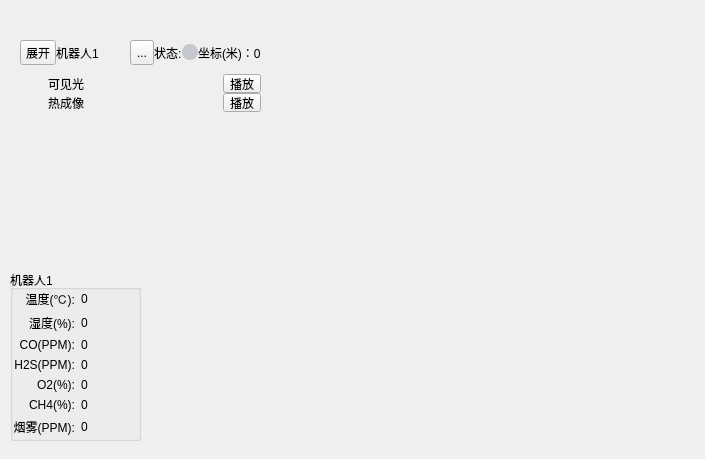
Qt form ShunDe/modules/robot.ui (imtangsheng/QtClient) before a commit.
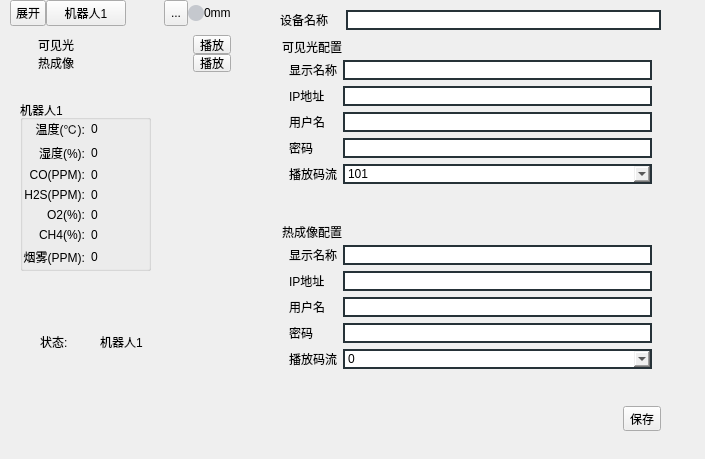
The same form after that commit. Icons and pictures are not drawn.

Commit message: 1.增加配置，支持修改播放参数 2.增加设备管理，可以添加管理设备

Patch:
```diff
--- a/ShunDe/modules/robot.ui
+++ b/ShunDe/modules/robot.ui
@@ -16,9 +16,9 @@
   <widget class="QWidget" name="widgetMenu" native="true">
    <property name="geometry">
     <rect>
-     <x>20</x>
-     <y>40</y>
-     <width>241</width>
+     <x>10</x>
+     <y>0</y>
+     <width>221</width>
      <height>81</height>
     </rect>
    </property>
@@ -94,7 +94,13 @@
        </widget>
       </item>
       <item>
-       <widget class="QLabel" name="label_robot_name">
+       <widget class="QPushButton" name="pushButton_robot">
+        <property name="sizePolicy">
+         <sizepolicy hsizetype="Preferred" vsizetype="Fixed">
+          <horstretch>0</horstretch>
+          <verstretch>0</verstretch>
+         </sizepolicy>
+        </property>
         <property name="text">
          <string>机器人1</string>
         </property>
@@ -133,13 +139,6 @@
         </property>
        </widget>
       </item>
-      <item>
-       <widget class="QLabel" name="label_robot_state">
-        <property name="text">
-         <string>状态:</string>
-        </property>
-       </widget>
-      </item>
       <item>
        <widget class="QLabel" name="label_robot_status">
         <property name="minimumSize">
@@ -166,7 +165,7 @@
       <item>
        <widget class="QLabel" name="label_robot_pose">
         <property name="text">
-         <string>坐标(米)：0</string>
+         <string>0mm</string>
         </property>
        </widget>
       </item>
@@ -268,8 +267,8 @@
   <widget class="QGroupBox" name="groupBox_3">
    <property name="geometry">
     <rect>
-     <x>10</x>
-     <y>270</y>
+     <x>20</x>
+     <y>100</y>
      <width>131</width>
      <height>171</height>
     </rect>
@@ -420,6 +419,321 @@
     </item>
    </layout>
   </widget>
+  <widget class="QWidget" name="widgetSetting" native="true">
+   <property name="geometry">
+    <rect>
+     <x>280</x>
+     <y>10</y>
+     <width>381</width>
+     <height>421</height>
+    </rect>
+   </property>
+   <property name="palette">
+    <palette>
+     <active>
+      <colorrole role="Text">
+       <brush brushstyle="SolidPattern">
+        <color alpha="255">
+         <red>0</red>
+         <green>85</green>
+         <blue>255</blue>
+        </color>
+       </brush>
+      </colorrole>
+      <colorrole role="Base">
+       <brush brushstyle="SolidPattern">
+        <color alpha="255">
+         <red>144</red>
+         <green>164</green>
+         <blue>174</blue>
+        </color>
+       </brush>
+      </colorrole>
+     </active>
+     <inactive>
+      <colorrole role="Text">
+       <brush brushstyle="SolidPattern">
+        <color alpha="255">
+         <red>0</red>
+         <green>85</green>
+         <blue>255</blue>
+        </color>
+       </brush>
+      </colorrole>
+      <colorrole role="Base">
+       <brush brushstyle="SolidPattern">
+        <color alpha="255">
+         <red>144</red>
+         <green>164</green>
+         <blue>174</blue>
+        </color>
+       </brush>
+      </colorrole>
+     </inactive>
+     <disabled/>
+    </palette>
+   </property>
+   <layout class="QVBoxLayout" name="verticalLayout_3">
+    <item>
+     <layout class="QHBoxLayout" name="horizontalLayout_4">
+      <property name="spacing">
+       <number>18</number>
+      </property>
+      <item>
+       <widget class="QLabel" name="label_6">
+        <property name="text">
+         <string>设备名称</string>
+        </property>
+       </widget>
+      </item>
+      <item>
+       <widget class="QLineEdit" name="lineEdit_robot_name">
+        <property name="styleSheet">
+         <string notr="true">border: 2px solid #263238;</string>
+        </property>
+       </widget>
+      </item>
+     </layout>
+    </item>
+    <item>
+     <widget class="QGroupBox" name="groupBox">
+      <property name="styleSheet">
+       <string notr="true">QGroupBox {
+	border:none;
+}</string>
+      </property>
+      <property name="title">
+       <string>可见光配置</string>
+      </property>
+      <layout class="QFormLayout" name="formLayout_2">
+       <property name="topMargin">
+        <number>24</number>
+       </property>
+       <item row="2" column="0">
+        <widget class="QLabel" name="label_2">
+         <property name="text">
+          <string>用户名</string>
+         </property>
+        </widget>
+       </item>
+       <item row="3" column="0">
+        <widget class="QLabel" name="label_3">
+         <property name="text">
+          <string>密码</string>
+         </property>
+        </widget>
+       </item>
+       <item row="1" column="0">
+        <widget class="QLabel" name="label">
+         <property name="text">
+          <string>IP地址</string>
+         </property>
+        </widget>
+       </item>
+       <item row="1" column="1">
+        <widget class="QLineEdit" name="lineEdit_channel01_video_ip">
+         <property name="styleSheet">
+          <string notr="true">border: 2px solid #263238;</string>
+         </property>
+        </widget>
+       </item>
+       <item row="2" column="1">
+        <widget class="QLineEdit" name="lineEdit_channel01_video_username">
+         <property name="styleSheet">
+          <string notr="true">border: 2px solid #263238;</string>
+         </property>
+        </widget>
+       </item>
+       <item row="3" column="1">
+        <widget class="QLineEdit" name="lineEdit_channel01_video_password">
+         <property name="styleSheet">
+          <string notr="true">border: 2px solid #263238;</string>
+         </property>
+        </widget>
+       </item>
+       <item row="4" column="0">
+        <widget class="QLabel" name="label_4">
+         <property name="text">
+          <string>播放码流</string>
+         </property>
+        </widget>
+       </item>
+       <item row="4" column="1">
+        <widget class="QComboBox" name="comboBox_channel01_video_stream">
+         <property name="styleSheet">
+          <string notr="true">border: 2px solid #263238;</string>
+         </property>
+         <item>
+          <property name="text">
+           <string>101</string>
+          </property>
+         </item>
+        </widget>
+       </item>
+       <item row="0" column="0">
+        <widget class="QLabel" name="label_11">
+         <property name="text">
+          <string>显示名称</string>
+         </property>
+        </widget>
+       </item>
+       <item row="0" column="1">
+        <widget class="QLineEdit" name="lineEdit_channel01_video_name">
+         <property name="styleSheet">
+          <string notr="true">border: 2px solid #263238;</string>
+         </property>
+        </widget>
+       </item>
+      </layout>
+     </widget>
+    </item>
+    <item>
+     <widget class="QGroupBox" name="groupBox_4">
+      <property name="styleSheet">
+       <string notr="true">QGroupBox {
+	border:none;
+}</string>
+      </property>
+      <property name="title">
+       <string>热成像配置</string>
+      </property>
+      <layout class="QFormLayout" name="formLayout_5">
+       <property name="topMargin">
+        <number>24</number>
+       </property>
+       <item row="2" column="0">
+        <widget class="QLabel" name="label_8">
+         <property name="text">
+          <string>用户名</string>
+         </property>
+        </widget>
+       </item>
+       <item row="3" column="0">
+        <widget class="QLabel" name="label_9">
+         <property name="text">
+          <string>密码</string>
+         </property>
+        </widget>
+       </item>
+       <item row="1" column="0">
+        <widget class="QLabel" name="label_10">
+         <property name="text">
+          <string>IP地址</string>
+         </property>
+        </widget>
+       </item>
+       <item row="1" column="1">
+        <widget class="QLineEdit" name="lineEdit_channel02_thermal_ip">
+         <property name="styleSheet">
+          <string notr="true">border: 2px solid #263238;</string>
+         </property>
+        </widget>
+       </item>
+       <item row="2" column="1">
+        <widget class="QLineEdit" name="lineEdit_channel02_thermal_username">
+         <property name="styleSheet">
+          <string notr="true">border: 2px solid #263238;</string>
+         </property>
+        </widget>
+       </item>
+       <item row="3" column="1">
+        <widget class="QLineEdit" name="lineEdit_channel02_thermal_password">
+         <property name="styleSheet">
+          <string notr="true">border: 2px solid #263238;</string>
+         </property>
+        </widget>
+       </item>
+       <item row="4" column="0">
+        <widget class="QLabel" name="label_5">
+         <property name="text">
+          <string>播放码流</string>
+         </property>
+        </widget>
+       </item>
+       <item row="4" column="1">
+        <widget class="QComboBox" name="comboBox_channel02_thermal_stream">
+         <property name="styleSheet">
+          <string notr="true">border: 2px solid #263238;</string>
+         </property>
+         <item>
+          <property name="text">
+           <string>0</string>
+          </property>
+         </item>
+        </widget>
+       </item>
+       <item row="0" column="1">
+        <widget class="QLineEdit" name="lineEdit_channel02_thermal_name">
+         <property name="styleSheet">
+          <string notr="true">border: 2px solid #263238;</string>
+         </property>
+        </widget>
+       </item>
+       <item row="0" column="0">
+        <widget class="QLabel" name="label_12">
+         <property name="text">
+          <string>显示名称</string>
+         </property>
+        </widget>
+       </item>
+      </layout>
+     </widget>
+    </item>
+    <item>
+     <layout class="QHBoxLayout" name="horizontalLayout_3">
+      <item>
+       <spacer name="horizontalSpacer_3">
+        <property name="orientation">
+         <enum>Qt::Horizontal</enum>
+        </property>
+        <property name="sizeHint" stdset="0">
+         <size>
+          <width>40</width>
+          <height>20</height>
+         </size>
+        </property>
+       </spacer>
+      </item>
+      <item>
+       <widget class="QToolButton" name="toolButton_robto_config_save">
+        <property name="styleSheet">
+         <string notr="true"/>
+        </property>
+        <property name="text">
+         <string>保存</string>
+        </property>
+       </widget>
+      </item>
+     </layout>
+    </item>
+   </layout>
+  </widget>
+  <widget class="QLabel" name="label_robot_name">
+   <property name="geometry">
+    <rect>
+     <x>100</x>
+     <y>330</y>
+     <width>43</width>
+     <height>23</height>
+    </rect>
+   </property>
+   <property name="text">
+    <string>机器人1</string>
+   </property>
+  </widget>
+  <widget class="QLabel" name="label_robot_state">
+   <property name="geometry">
+    <rect>
+     <x>40</x>
+     <y>330</y>
+     <width>27</width>
+     <height>24</height>
+    </rect>
+   </property>
+   <property name="text">
+    <string>状态:</string>
+   </property>
+  </widget>
  </widget>
  <resources>
   <include location="../resource.qrc"/>
```
Left out of the diff: 23 changed lines with no effect on the pictures. The commit also changes 10 other files.
